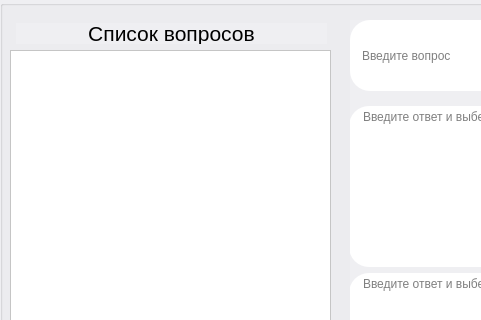
This is test_creator/main.ui in zverihg/test_app as Qt 5 draws it before an edit; both pictures show x 0 to 481 and y 0 to 320 of the 1329 by 789 pixel window. The edited form follows.
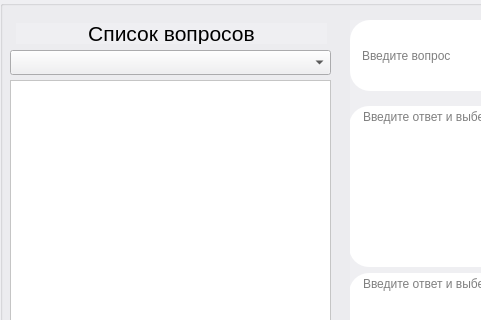
This is the edited form.

Diff of the .ui file:
```diff
--- a/test_creator/main.ui
+++ b/test_creator/main.ui
@@ -33,9 +33,9 @@
      <property name="geometry">
       <rect>
        <x>10</x>
-       <y>50</y>
+       <y>80</y>
        <width>321</width>
-       <height>611</height>
+       <height>581</height>
       </rect>
      </property>
      <property name="font">
@@ -310,6 +310,16 @@
       <set>Qt::AlignCenter</set>
      </property>
     </widget>
+    <widget class="QComboBox" name="choose_type_question">
+     <property name="geometry">
+      <rect>
+       <x>10</x>
+       <y>50</y>
+       <width>321</width>
+       <height>25</height>
+      </rect>
+     </property>
+    </widget>
    </widget>
   </widget>
  </widget>
```
